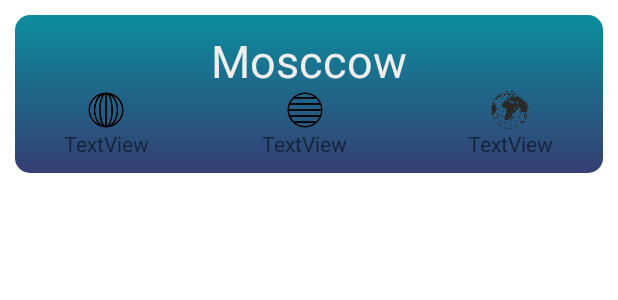
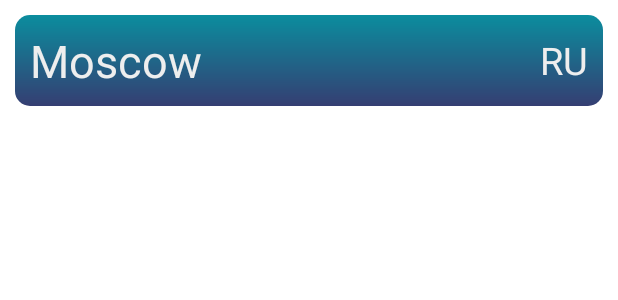
Before and after one commit to SomeAnonimCoder/MyWeatherApp, an Android app: the layout city_item.xml on its own in the app's theme, with its tools: preview values and no code run, on a phone screen of 412 x 824 dp. Shown: the top 300 px of the screen. Run offline under Robolectric (Android 15) with nearby library versions, the phone set to English and light mode, and no system bars.

Commit message:
Remove debug geographic data from search results

```diff
--- a/app/src/main/java/com/dont/want/code/labs/myweatherapp/SearchActivity.kt
+++ b/app/src/main/java/com/dont/want/code/labs/myweatherapp/SearchActivity.kt
@@ -115,9 +115,7 @@ class SearchActivity : AppCompatActivity() {
          */
         class ViewHolder(view: View) : RecyclerView.ViewHolder(view) {
             val name = view.findViewById<TextView>(R.id.listitem_city_name)
-            val lon = view.findViewById<TextView>(R.id.listitem_lon)
             val country = view.findViewById<TextView>(R.id.listitem_country)
-            val lat = view.findViewById<TextView>(R.id.listitem_lat)
             var id=0
 
             init {
@@ -148,8 +146,6 @@ class SearchActivity : AppCompatActivity() {
                 // contents of the view with that element
                 viewHolder.name.text = dataSet[position].name
                 viewHolder.country.text = dataSet[position].country.toString()
-                viewHolder.lon.text = dataSet[position].lon.toString()
-                viewHolder.lat.text = dataSet[position].lat.toString()
                 viewHolder.id = dataSet[position].id
             }
 
--- a/app/src/main/res/layout/city_item.xml
+++ b/app/src/main/res/layout/city_item.xml
@@ -25,86 +25,25 @@
                 android:layout_height="wrap_content"
                 android:layout_gravity="center"
                 android:gravity="center"
-                android:text="Mosccow"
+                android:text="Moscow"
                 android:textColor="@color/text_color"
                 android:textSize="30sp" />
-        </LinearLayout>
-
-        <LinearLayout
-            android:layout_width="match_parent"
-            android:layout_height="match_parent"
-            android:gravity="center"
-            android:orientation="horizontal">
-
-            <LinearLayout
-                android:layout_width="wrap_content"
-                android:layout_height="wrap_content"
-                android:layout_weight="10"
-                android:gravity="center"
-                android:orientation="vertical">
-
-                <ImageView
-                    android:layout_width="25dp"
-                    android:layout_height="25dp"
-                    app:srcCompat="@drawable/lon" />
-
-                <TextView
-                    android:id="@+id/listitem_lon"
-                    android:layout_width="wrap_content"
-                    android:layout_height="wrap_content"
-                    android:text="TextView" />
-
-            </LinearLayout>
 
             <Space
-                android:layout_width="30dp"
-                android:layout_height="wrap_content" />
-
-            <LinearLayout
                 android:layout_width="wrap_content"
-                android:layout_height="wrap_content"
-                android:layout_weight="10"
-                android:gravity="center"
-                android:orientation="vertical">
-
-                <ImageView
-                    android:layout_width="25dp"
-                    android:layout_height="25dp"
-                    app:srcCompat="@drawable/lat" />
-
-                <TextView
-                    android:id="@+id/listitem_lat"
-                    android:layout_width="wrap_content"
-                    android:layout_height="wrap_content"
-                    android:text="TextView" />
-            </LinearLayout>
-
-            <Space
-                android:layout_width="30dp"
                 android:layout_height="wrap_content"
                 android:layout_weight="1" />
 
-            <LinearLayout
+            <TextView
+                android:id="@+id/listitem_country"
                 android:layout_width="wrap_content"
                 android:layout_height="wrap_content"
-                android:layout_weight="10"
-                android:gravity="center"
-                android:orientation="vertical">
+                android:layout_weight="0"
+                android:text="RU"
+                android:textColor="@color/text_color"
+                android:textSize="25dp" />
+        </LinearLayout>
 
-                <ImageView
-                    android:id="@+id/imageView"
-                    android:layout_width="25dp"
-                    android:layout_height="25dp"
-                    app:srcCompat="@drawable/country" />
-
-                <TextView
-                    android:id="@+id/listitem_country"
-                    android:layout_width="wrap_content"
-                    android:layout_height="wrap_content"
-                    android:text="TextView" />
-            </LinearLayout>
-
-        </LinearLayout>
     </LinearLayout>
 
 </FrameLayout>
```
